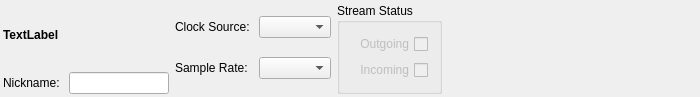
Before: the Qt Designer form libffado/support/mixer-qt4/mixer_global.ui in adiknoth/ffado, drawn with Qt 5.
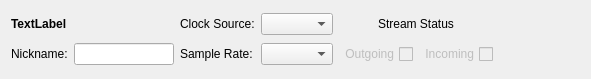
After: the same form once the commit is applied.

Commit message: it looks nicer when there is only one layout. Otherwise there are three horizontal lines deviding upper and lower part, now its one.

Patch:
```diff
--- a/libffado/support/mixer-qt4/mixer_global.ui
+++ b/libffado/support/mixer-qt4/mixer_global.ui
@@ -22,8 +22,8 @@
    <rect>
     <x>0</x>
     <y>0</y>
-    <width>700</width>
-    <height>80</height>
+    <width>591</width>
+    <height>79</height>
    </rect>
   </property>
   <property name="sizePolicy" >
@@ -35,24 +35,7 @@
   <property name="windowTitle" >
    <string>Global Mixer Options</string>
   </property>
-  <layout class="QHBoxLayout" >
-   <property name="leftMargin" >
-    <number>3</number>
-   </property>
-   <property name="topMargin" >
-    <number>3</number>
-   </property>
-   <property name="rightMargin" >
-    <number>3</number>
-   </property>
-   <property name="bottomMargin" >
-    <number>3</number>
-   </property>
-   <item>
-    <layout class="QGridLayout" >
-     <property name="horizontalSpacing" >
-      <number>9</number>
-     </property>
+  <layout class="QGridLayout" name="gridLayout" >
      <item row="0" column="0" colspan="2" >
       <widget class="QLabel" name="lblName" >
        <property name="font" >
@@ -66,6 +49,55 @@
        </property>
       </widget>
      </item>
+   <item row="0" column="2" >
+    <widget class="QLabel" name="textLabel2" >
+     <property name="text" >
+      <string>Clock Source:</string>
+     </property>
+     <property name="wordWrap" >
+      <bool>false</bool>
+     </property>
+     <property name="buddy" >
+      <cstring>clocksource</cstring>
+     </property>
+    </widget>
+   </item>
+   <item row="0" column="3" >
+    <widget class="QComboBox" name="clocksource" >
+     <property name="sizePolicy" >
+      <sizepolicy vsizetype="Fixed" hsizetype="Preferred" >
+       <horstretch>1</horstretch>
+       <verstretch>0</verstretch>
+      </sizepolicy>
+     </property>
+    </widget>
+   </item>
+   <item row="0" column="4" colspan="2" >
+    <widget class="QLabel" name="label" >
+     <property name="text" >
+      <string>Stream Status</string>
+     </property>
+     <property name="alignment" >
+      <set>Qt::AlignCenter</set>
+     </property>
+    </widget>
+   </item>
+   <item rowspan="2" row="0" column="6" >
+    <spacer>
+     <property name="orientation" >
+      <enum>Qt::Horizontal</enum>
+     </property>
+     <property name="sizeType" >
+      <enum>QSizePolicy::Expanding</enum>
+     </property>
+     <property name="sizeHint" stdset="0" >
+      <size>
+       <width>330</width>
+       <height>10</height>
+      </size>
+     </property>
+    </spacer>
+   </item>
      <item row="1" column="0" >
       <widget class="QLabel" name="textLabel1" >
        <property name="text" >
@@ -89,24 +121,7 @@
        </property>
       </widget>
      </item>
-    </layout>
-   </item>
-   <item>
-    <layout class="QGridLayout" >
-     <property name="horizontalSpacing" >
-      <number>9</number>
-     </property>
-     <item row="0" column="1" >
-      <widget class="QComboBox" name="clocksource" >
-       <property name="sizePolicy" >
-        <sizepolicy vsizetype="Fixed" hsizetype="Preferred" >
-         <horstretch>1</horstretch>
-         <verstretch>0</verstretch>
-        </sizepolicy>
-       </property>
-      </widget>
-     </item>
-     <item row="1" column="0" >
+   <item row="1" column="2" >
       <widget class="QLabel" name="textLabel2_2" >
        <property name="text" >
         <string>Sample Rate:</string>
@@ -119,7 +134,7 @@
        </property>
       </widget>
      </item>
-     <item row="1" column="1" >
+   <item row="1" column="3" >
       <widget class="QComboBox" name="samplerate" >
        <property name="enabled" >
         <bool>true</bool>
@@ -132,34 +147,7 @@
        </property>
       </widget>
      </item>
-     <item row="0" column="0" >
-      <widget class="QLabel" name="textLabel2" >
-       <property name="text" >
-        <string>Clock Source:</string>
-       </property>
-       <property name="wordWrap" >
-        <bool>false</bool>
-       </property>
-       <property name="buddy" >
-        <cstring>clocksource</cstring>
-       </property>
-      </widget>
-     </item>
-    </layout>
-   </item>
-   <item>
-    <widget class="QGroupBox" name="grpStatus" >
-     <property name="sizePolicy" >
-      <sizepolicy vsizetype="Preferred" hsizetype="Maximum" >
-       <horstretch>0</horstretch>
-       <verstretch>0</verstretch>
-      </sizepolicy>
-     </property>
-     <property name="title" >
-      <string>Stream Status</string>
-     </property>
-     <layout class="QVBoxLayout" >
-      <item>
+   <item row="1" column="4" >
        <widget class="QCheckBox" name="chkStreamOut" >
         <property name="enabled" >
          <bool>false</bool>
@@ -172,7 +160,7 @@
         </property>
        </widget>
       </item>
-      <item>
+   <item row="1" column="5" >
        <widget class="QCheckBox" name="chkStreamIn" >
         <property name="enabled" >
          <bool>false</bool>
@@ -184,25 +172,6 @@
          <string>Incoming</string>
         </property>
        </widget>
-      </item>
-     </layout>
-    </widget>
-   </item>
-   <item>
-    <spacer>
-     <property name="orientation" >
-      <enum>Qt::Horizontal</enum>
-     </property>
-     <property name="sizeType" >
-      <enum>QSizePolicy::Expanding</enum>
-     </property>
-     <property name="sizeHint" >
-      <size>
-       <width>330</width>
-       <height>10</height>
-      </size>
-     </property>
-    </spacer>
    </item>
   </layout>
  </widget>
```
Lines whose indentation alone changed are shown as unchanged.
